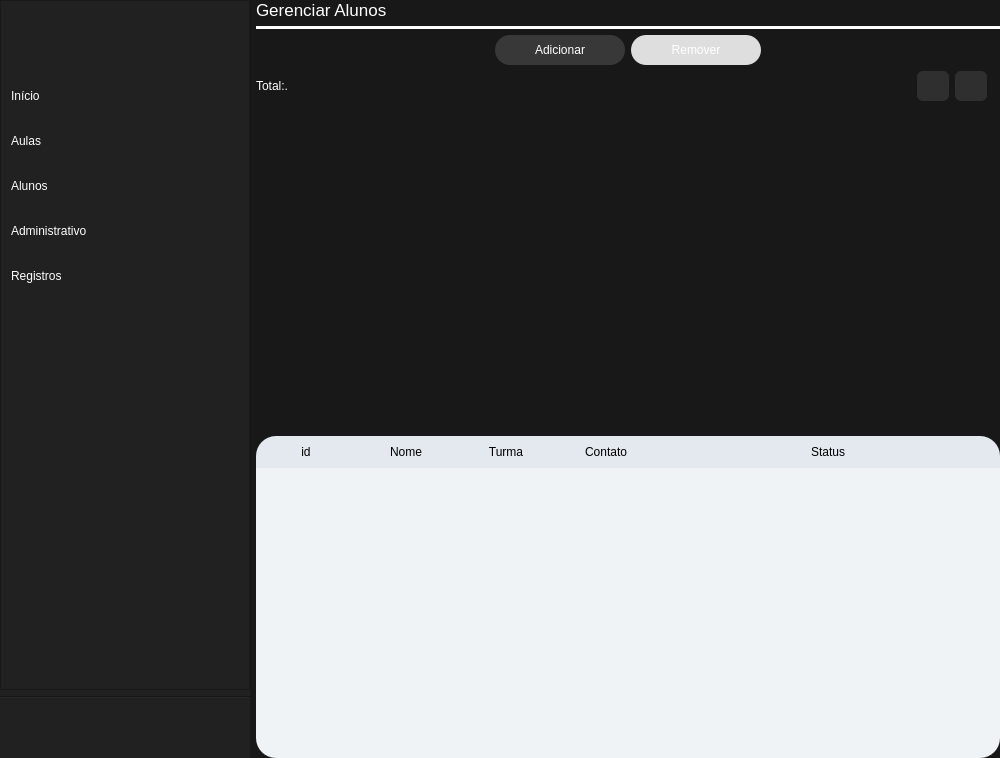
This is views/ui/raw/main_view.ui in vitorcarnieli/desktop-bjjadmin as Qt 5 draws it before an edit. The edited form follows.
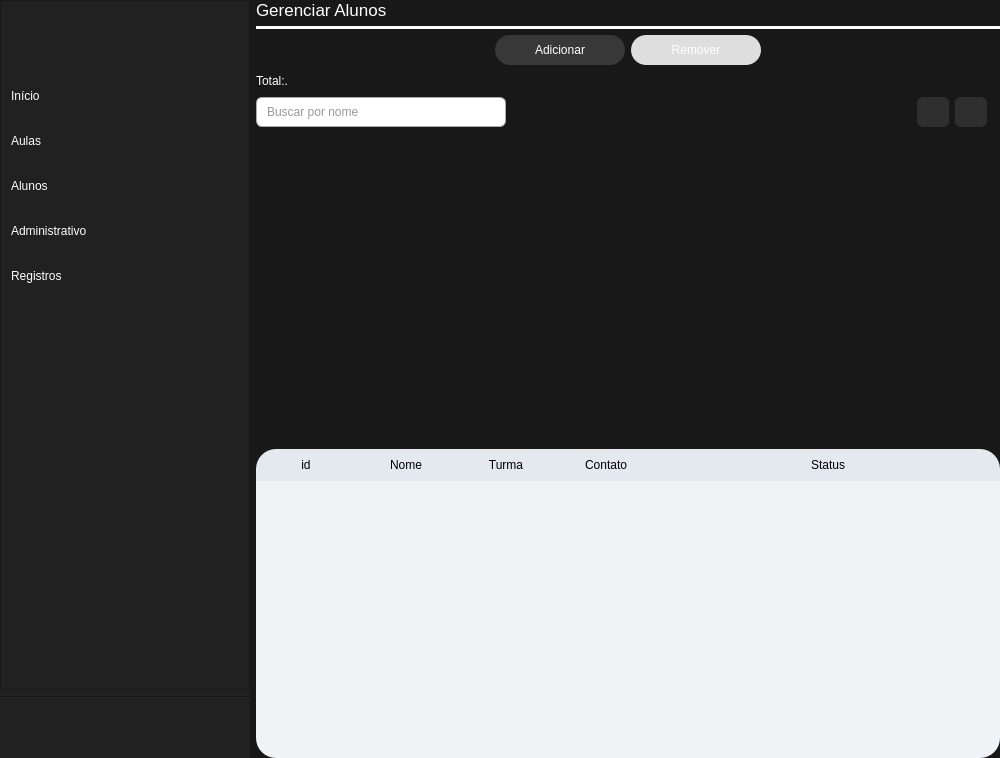
This is the edited form. The open tabs and pages were chosen to show the change. Icons and pictures are not drawn.

Commit message: feat: add lineEdits to search

Diff of the .ui file:
```diff
--- a/views/ui/raw/main_view.ui
+++ b/views/ui/raw/main_view.ui
@@ -1271,21 +1271,69 @@
           </item>
          </layout>
         </item>
+        <item>
+         <layout class="QHBoxLayout" name="horizontalLayout_12">
+          <item>
+           <widget class="QLabel" name="label_student_filter">
+            <property name="styleSheet">
+             <string notr="true">color: rgb(255, 255, 255);</string>
+            </property>
+            <property name="text">
+             <string>Total:.</string>
+            </property>
+           </widget>
+          </item>
+          <item>
+           <spacer name="horizontalSpacer_13">
+            <property name="orientation">
+             <enum>Qt::Orientation::Horizontal</enum>
+            </property>
+            <property name="sizeHint" stdset="0">
+             <size>
+              <width>40</width>
+              <height>20</height>
+             </size>
+            </property>
+           </spacer>
+          </item>
+         </layout>
+        </item>
         <item>
          <layout class="QHBoxLayout" name="horizontalLayout_8">
           <item>
-           <layout class="QVBoxLayout" name="student_filter_layout">
-            <item>
-             <widget class="QLabel" name="label_student_filter">
-              <property name="styleSheet">
-               <string notr="true">color: rgb(255, 255, 255);</string>
-              </property>
-              <property name="text">
-               <string>Total:.</string>
-              </property>
-             </widget>
-            </item>
-           </layout>
+           <layout class="QHBoxLayout" name="student_filter_layout"/>
+          </item>
+          <item>
+           <widget class="QLineEdit" name="student_search_by_name">
+            <property name="minimumSize">
+             <size>
+              <width>125</width>
+              <height>30</height>
+             </size>
+            </property>
+            <property name="maximumSize">
+             <size>
+              <width>250</width>
+              <height>16777215</height>
+             </size>
+            </property>
+            <property name="styleSheet">
+             <string notr="true">QLineEdit {
+    border: 1px solid #aaa;
+    border-radius: 6px;
+    padding: 4px 8px;
+    background: #ffffff;
+    color: #333333;
+}
+</string>
+            </property>
+            <property name="text">
+             <string/>
+            </property>
+            <property name="placeholderText">
+             <string>Buscar por nome</string>
+            </property>
+           </widget>
           </item>
           <item>
            <spacer name="horizontalSpacer_11">
@@ -1371,7 +1419,7 @@
              <x>0</x>
              <y>0</y>
              <width>744</width>
-             <height>320</height>
+             <height>306</height>
             </rect>
            </property>
            <layout class="QVBoxLayout" name="verticalLayout_22"/>
```
Left out of the diff: 48 changed lines with no effect on the pictures. The commit also changes 1 other file.
